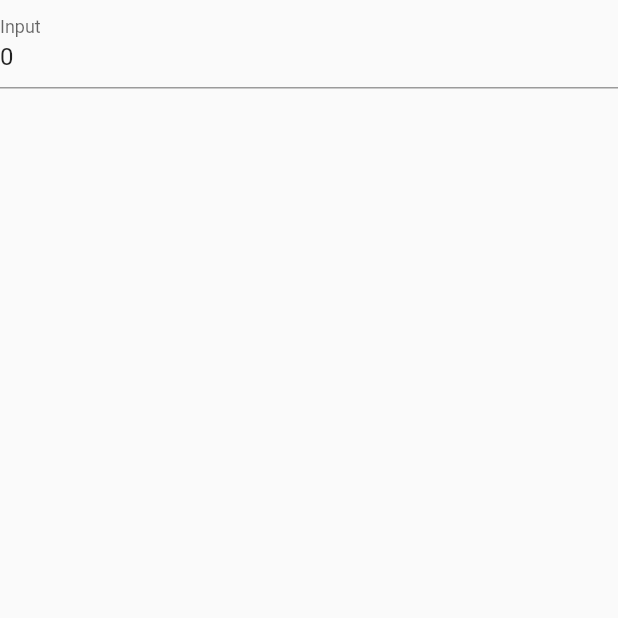
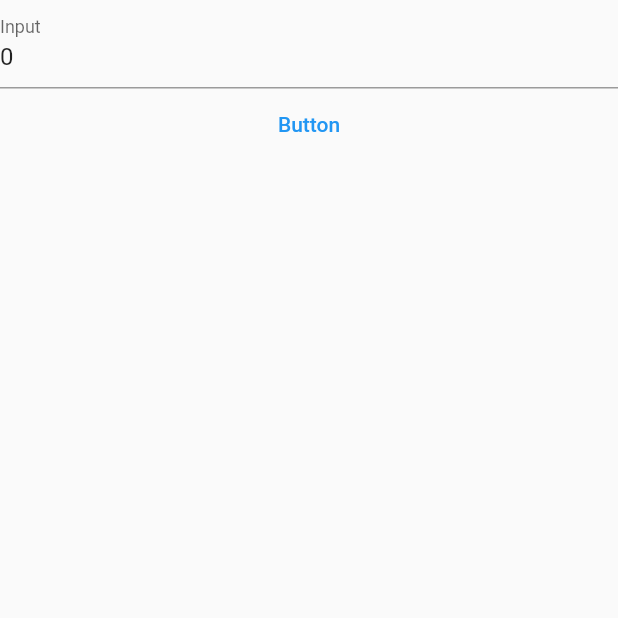
Before and after one commit to GayratShirnboyev/textfield_controller-1, a Flutter app: the screen it shows after launch, on a phone screen of 412 x 824 dp, the top half of it. Run offline on Flutter 3.47's test engine with Material 2 defaults, Android fonts, the phone set to English and light mode, and no system bars.

Commit message:
add text button

```diff
--- a/lib/main.dart
+++ b/lib/main.dart
@@ -23,6 +23,12 @@ class _MyAppState extends State<MyApp> {
             decoration: InputDecoration(labelText: 'Input'),
             controller: controller,
           ),
+          TextButton(
+            onPressed: () {
+              print('Hi');
+            },
+            child: Text('Button'),
+          )
         ]),
       ),
     );
```
